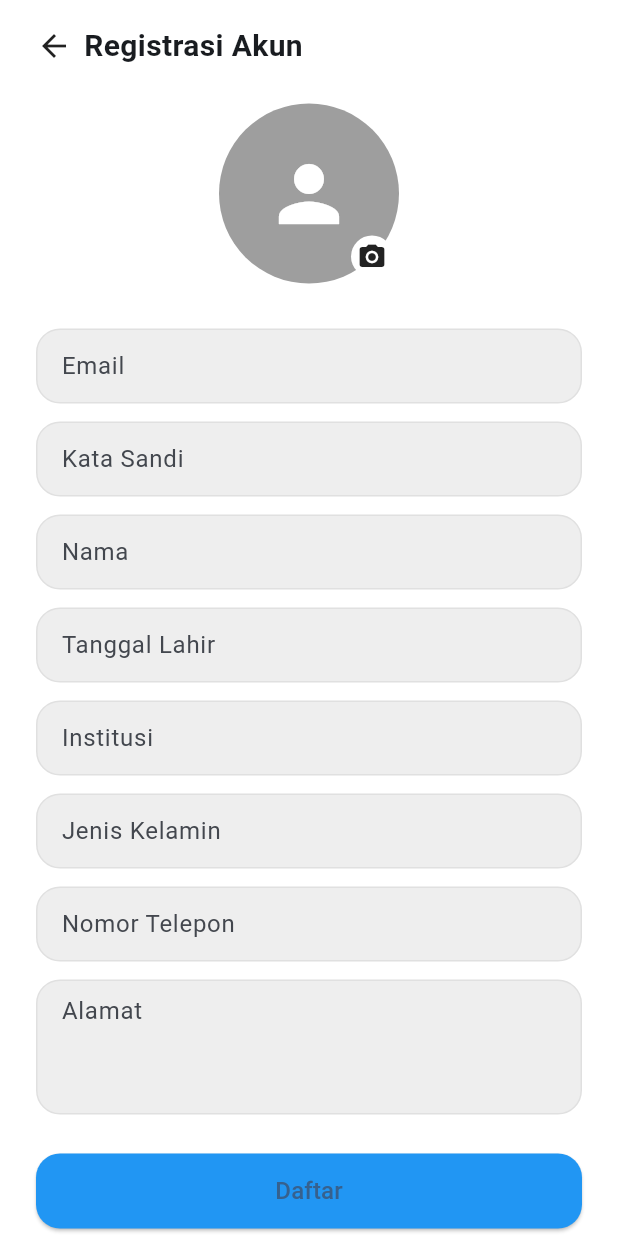
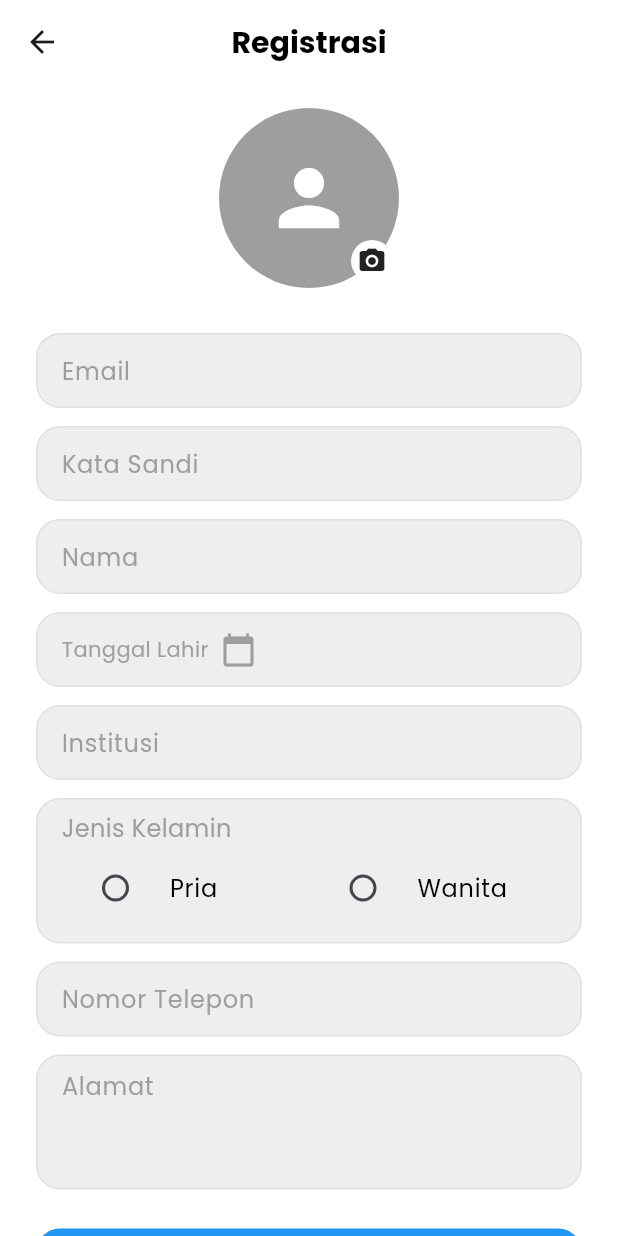
Before and after one commit to chantikaanas/EasyLib, a Flutter app: the RegistrationPage screen opened directly, on a phone screen of 412 x 824 dp. Run offline on Flutter 3.47's test engine with Material 3 defaults, Android fonts, the light colour scheme and no system bars; our stand-ins replace google_fonts.

Commit message:
Upd: editing login, register page

```diff
--- a/lib/auth/register.dart
+++ b/lib/auth/register.dart
@@ -1,70 +1,36 @@
+import 'package:flutter/gestures.dart';
 import 'package:flutter/material.dart';
-//test
-void main() {
-  runApp(const MyApp());
-}
+import 'package:google_fonts/google_fonts.dart';
 
-class MyApp extends StatelessWidget {
-  const MyApp({super.key});
-
-  @override
-  Widget build(BuildContext context) {
-    return MaterialApp(
-      debugShowCheckedModeBanner: false,
-      home: const RegistrationPage(),
-    );
-  }
-}
+enum Gender { Pria, Wanita }
 
 class RegistrationPage extends StatelessWidget {
   const RegistrationPage({super.key});
-
-  Widget buildTextField(String hint, {int maxLines = 1}) {
-    return Container(
-      margin: const EdgeInsets.symmetric(vertical: 6),
-      padding: const EdgeInsets.symmetric(horizontal: 16),
-      decoration: BoxDecoration(
-        color: Colors.grey[200],
-        borderRadius: BorderRadius.circular(16),
-        border: Border.all(color: Colors.grey.shade300),
-      ),
-      child: TextField(
-        maxLines: maxLines,
-        decoration: InputDecoration(
-          border: InputBorder.none,
-          hintText: hint,
-        ),
-      ),
-    );
-  }
 
   @override
   Widget build(BuildContext context) {
     return Scaffold(
       backgroundColor: Colors.white,
+      appBar: AppBar(
+        backgroundColor: Colors.white,
+        elevation: 0,
+        scrolledUnderElevation: 0,
+        centerTitle: true,
+        title: Text(
+          'Registrasi',
+          style: GoogleFonts.poppins(
+            color: Colors.black,
+            fontWeight: FontWeight.bold,
+            fontSize: 20,
+          ),
+        ),
+      ),
       body: SafeArea(
         child: SingleChildScrollView(
           padding: const EdgeInsets.symmetric(horizontal: 24, vertical: 16),
           child: Column(
             crossAxisAlignment: CrossAxisAlignment.center,
             children: [
-              // Tombol back dan judul
-              Row(
-                children: const [
-                  Icon(Icons.arrow_back),
-                  SizedBox(width: 8),
-                  Text(
-                    'Registrasi Akun',
-                    style: TextStyle(
-                      fontSize: 20,
-                      fontWeight: FontWeight.bold,
-                    ),
-                  ),
-                ],
-              ),
-              const SizedBox(height: 24),
-
-              // Avatar Placeholder + Icon kamera
               Stack(
                 alignment: Alignment.bottomRight,
                 children: [
@@ -90,18 +56,18 @@ class RegistrationPage extends StatelessWidget {
                   ),
                 ],
               ),
-              const SizedBox(height: 24),
+              SizedBox(height: 24),
 
               // Form Fields
               buildTextField("Email"),
               buildTextField("Kata Sandi"),
               buildTextField("Nama"),
-              buildTextField("Tanggal Lahir"),
+              DatePicker(),
               buildTextField("Institusi"),
-              buildTextField("Jenis Kelamin"),
+              GenderPicker(),
               buildTextField("Nomor Telepon"),
               buildTextField("Alamat", maxLines: 3),
-              const SizedBox(height: 20),
+              SizedBox(height: 20),
 
               // Tombol Daftar
               SizedBox(
@@ -115,26 +81,32 @@ class RegistrationPage extends StatelessWidget {
                     ),
                   ),
                   onPressed: () {},
-                  child: const Text(
+                  child: Text(
                     'Daftar',
-                    style: TextStyle(fontSize: 16),
+                    style: GoogleFonts.poppins(
+                        fontSize: 16,
+                        fontWeight: FontWeight.bold,
+                        color: Colors.white),
                   ),
                 ),
               ),
               const SizedBox(height: 16),
 
               // Text login
-              const Text.rich(
+              Text.rich(
                 TextSpan(
                   text: 'Sudah memiliki akun? ',
-                  style: TextStyle(color: Colors.black87),
+                  style: GoogleFonts.poppins(color: Colors.black87),
                   children: [
                     TextSpan(
-                      text: 'Login Di sini',
-                      style: TextStyle(
-                        fontWeight: FontWeight.bold,
-                      ),
-                    ),
+                        text: 'Login Di sini',
+                        style: GoogleFonts.poppins(
+                          fontWeight: FontWeight.bold,
+                        ),
+                        recognizer: TapGestureRecognizer()
+                          ..onTap = () {
+                            Navigator.pop(context);
+                          }),
                   ],
                 ),
               ),
@@ -145,3 +117,163 @@ class RegistrationPage extends StatelessWidget {
     );
   }
 }
+
+Widget buildTextField(String hint, {int maxLines = 1}) {
+  return Container(
+    margin: const EdgeInsets.symmetric(vertical: 6),
+    padding: const EdgeInsets.symmetric(horizontal: 16),
+    decoration: BoxDecoration(
+      color: Colors.grey[200],
+      borderRadius: BorderRadius.circular(16),
+      border: Border.all(color: Colors.grey.shade300),
+    ),
+    child: TextField(
+      maxLines: maxLines,
+      decoration: InputDecoration(
+        border: InputBorder.none,
+        hintStyle: GoogleFonts.poppins(color: Colors.grey),
+        hintText: hint,
+      ),
+    ),
+  );
+}
+
+class DatePicker extends StatefulWidget {
+  const DatePicker({super.key});
+
+  @override
+  State<DatePicker> createState() => DatePickerState();
+}
+
+class DatePickerState extends State<DatePicker> {
+  DateTime? selectedDate;
+
+  Future<void> _selectDate() async {
+    final DateTime? pickedDate = await showDatePicker(
+      context: context,
+      initialDate: DateTime.now(),
+      firstDate: DateTime(1945),
+      lastDate: DateTime.now(),
+      builder: (context, child) {
+        return Theme(
+          data: Theme.of(context).copyWith(
+            colorScheme: ColorScheme.light(
+              primary: Colors.blue,
+            ),
+          ),
+          child: child!,
+        );
+      },
+    );
+
+    if (pickedDate != null) {
+      setState(() {
+        selectedDate = pickedDate;
+      });
+    }
+  }
+
+  @override
+  Widget build(BuildContext context) {
+    return Container(
+      margin: const EdgeInsets.symmetric(vertical: 6),
+      padding: const EdgeInsets.symmetric(horizontal: 16, vertical: 12),
+      decoration: BoxDecoration(
+        color: Colors.grey[200],
+        borderRadius: BorderRadius.circular(16),
+        border: Border.all(color: Colors.grey.shade300),
+      ),
+      child: InkWell(
+        onTap: _selectDate,
+        child: Row(
+          mainAxisAlignment: MainAxisAlignment.start,
+          children: [
+            Text(
+              selectedDate != null
+                  ? '${selectedDate!.day}/${selectedDate!.month}/${selectedDate!.year}'
+                  : 'Tanggal Lahir',
+              style: GoogleFonts.poppins(
+                color: selectedDate != null ? Colors.black : Colors.grey,
+              ),
+            ),
+            Padding(padding: EdgeInsets.only(left: 8)),
+            Icon(
+              Icons.calendar_today,
+              color: selectedDate != null ? Colors.black : Colors.grey,
+            ),
+          ],
+        ),
+      ),
+    );
+  }
+}
+
+class GenderPicker extends StatefulWidget {
+  const GenderPicker({super.key});
+
+  @override
+  State<GenderPicker> createState() => _GenderPickerState();
+}
+
+class _GenderPickerState extends State<GenderPicker> {
+  Gender? _gender;
+
+  @override
+  Widget build(BuildContext context) {
+    return Container(
+      margin: EdgeInsets.symmetric(vertical: 6),
+      padding: EdgeInsets.symmetric(horizontal: 16, vertical: 8),
+      decoration: BoxDecoration(
+        color: Colors.grey[200],
+        borderRadius: BorderRadius.circular(16),
+        border: Border.all(color: Colors.grey.shade300),
+      ),
+      child: Column(
+        crossAxisAlignment: CrossAxisAlignment.start,
+        children: [
+          Text(
+            'Jenis Kelamin',
+            style: GoogleFonts.poppins(
+              color: Colors.grey.shade500,
+              fontSize: 16,
+            ),
+          ),
+          Row(
+            children: <Widget>[
+              Expanded(
+                  child: RadioListTile<Gender>(
+                      title: Text(
+                        'Pria',
+                        style: GoogleFonts.poppins(
+                          color: Colors.black,
+                        ),
+                      ),
+                      value: Gender.Pria,
+                      groupValue: _gender,
+                      onChanged: (Gender? value) {
+                        setState(() {
+                          _gender = value;
+                        });
+                      })),
+              Expanded(
+                  child: RadioListTile<Gender>(
+                      title: Text(
+                        'Wanita',
+                        style: GoogleFonts.poppins(
+                          color: Colors.black,
+                        ),
+                      ),
+                      value: Gender.Wanita,
+                      groupValue: _gender,
+                      onChanged: (Gender? value) {
+                        setState(() {
+                          _gender = value;
+                        });
+                      }))
+            ],
+          )
+        ],
+      ),
+    );
+  }
+}
```
Also changed, not shown: lib/auth/login.dart (+20 -25 lines), lib/main.dart (+6 -2 lines), lib/mainPage.dart (+5 -5 lines), lib/profilePage.dart (+4 -4 lines).
